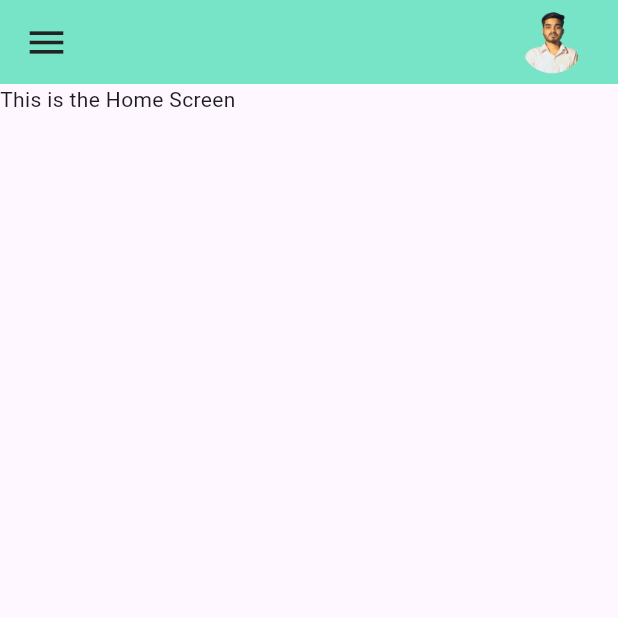
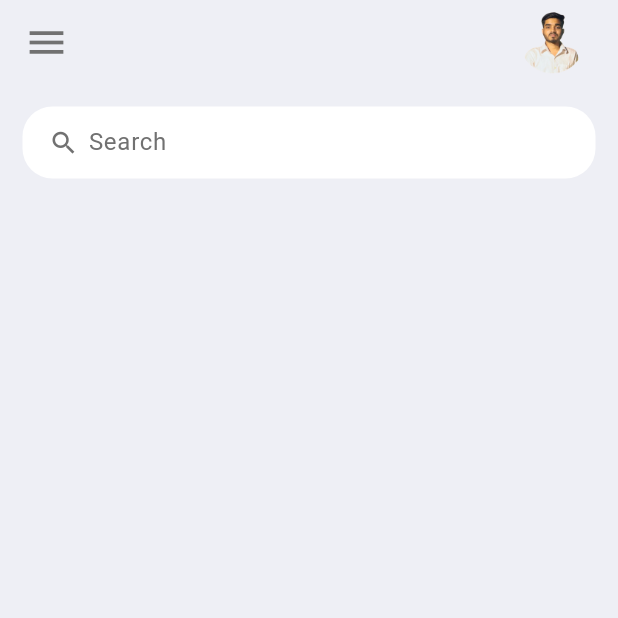
Before and after one commit to Aviral23Sri/CODSOFT1, a Flutter app: the screen it shows after launch, on a phone screen of 412 x 824 dp, the top half of it. Run offline on Flutter 3.47's test engine with Material 3 defaults, Android fonts, the phone set to English and light mode, and no system bars.

Commit message:
Added Search Box and diffrent colors widgets

```diff
--- a/lib/color/colors.dart
+++ b/lib/color/colors.dart
@@ -1,7 +1,14 @@
 import 'package:flutter/material.dart';
 
-const color1 = Color.fromARGB(255, 69, 53, 1963);
-const color2 = Color.fromARGB(255, 71, 140, 207);
-const color3 = Color.fromARGB(255, 54, 194, 206);
-const color4 = Color.fromARGB(255, 119, 228, 200);
-const color5 = Color.fromARGB(255, 34, 35, 35);
+const color1 = Color(0xFFDA4040);  // RED
+const color2 = Color(0xFF5F52EE);  // BLUE
+const color3 = Color(0xFF3A3A3A);  // BLACK
+const color4 = Color(0xFF717171);  // GREY
+const color5 = Color(0xFFEEEFF5);  // WHITE
+
+
+// const color1 = Color.fromARGB(255, 69, 53, 1963);
+// const color2 = Color.fromARGB(255, 71, 140, 207);
+// const color3 = Color.fromARGB(255, 54, 194, 206);
+// const color4 = Color.fromARGB(255, 119, 228, 200);
+// const color5 = Color.fromARGB(255, 34, 35, 35);
--- a/lib/main.dart
+++ b/lib/main.dart
@@ -1,4 +1,5 @@
 import 'package:flutter/material.dart';
+import 'package:flutter/services.dart';
 import 'package:todo_list_app/screens/home.dart';
 
 void main() {
@@ -10,10 +11,13 @@ class MyApp extends StatelessWidget {
 
   @override
   Widget build(BuildContext context) {
+    SystemChrome.setSystemUIOverlayStyle(
+      SystemUiOverlayStyle(statusBarColor: Colors.transparent),
+    );
     return const MaterialApp(
       debugShowCheckedModeBanner: false,
       title: "TO-DO APP",
-      home : Home(),
+      home: Home(),
     );
   }
 }
--- a/lib/screens/home.dart
+++ b/lib/screens/home.dart
@@ -1,5 +1,6 @@
 import 'package:flutter/material.dart';
 import 'package:todo_list_app/color/colors.dart';
+import 'package:todo_list_app/search_box.dart';
 
 class Home extends StatelessWidget {
   const Home({super.key});
@@ -7,30 +8,42 @@ class Home extends StatelessWidget {
   @override
   Widget build(BuildContext context) {
     return Scaffold(
-      appBar: AppBar(
-        backgroundColor: color4,
+      backgroundColor: color5,
+      appBar: _buildAppBar(),
+      body: Container(
+        padding: const EdgeInsets.symmetric(horizontal: 15, vertical: 15),
+        child: Column(
+          children: [
+            SearchBox(),
+
+          ],
+        ),
+      ),
+    );
+  }
+
+  AppBar _buildAppBar() {
+    return AppBar(
+      elevation: 0,
+      backgroundColor: color5,
       title: Row(
         mainAxisAlignment: MainAxisAlignment.spaceBetween,
         children: [
           Icon(
             Icons.menu,
-              color: color5,
+            color: color4,
             size: 30,
           ),
           Container(
             height: 55,
             width: 55,
             child: ClipRRect(
-                borderRadius : BorderRadius.circular(20),
-                child: Image.asset('assets/images/profile-pic.png',),
+              borderRadius: BorderRadius.circular(20),
+              child: Image.asset('assets/images/profile-pic.png'),
             ),
           ),
         ],
       ),
-      ),
-      body: Container(
-        child: Text('This is the Home Screen'),
-      ),
     );
   }
 }
--- /dev/null
+++ b/lib/search_box.dart
@@ -0,0 +1,32 @@
+import 'package:flutter/material.dart';
+import 'package:todo_list_app/color/colors.dart';
+
+class SearchBox extends StatelessWidget {
+  @override
+  Widget build(BuildContext context) {
+    return Container(
+      padding: const EdgeInsets.symmetric(horizontal: 15),
+      decoration: BoxDecoration(
+        color: Colors.white,
+        borderRadius: BorderRadius.circular(20),
+      ),
+      child: const TextField(
+        decoration: InputDecoration(
+          contentPadding: EdgeInsets.all(0),
+          prefixIcon: Icon(
+            Icons.search,
+            color: color4,
+            size: 20,
+          ),
+          prefixIconConstraints: BoxConstraints(
+            maxHeight: 20,
+            minWidth: 25,
+          ),
+          border: InputBorder.none,
+          hintText: "Search",
+          hintStyle: TextStyle(color: color4),
+        ),
+      ),
+    );
+  }
+}
```
Lines whose indentation alone changed are shown as unchanged.
